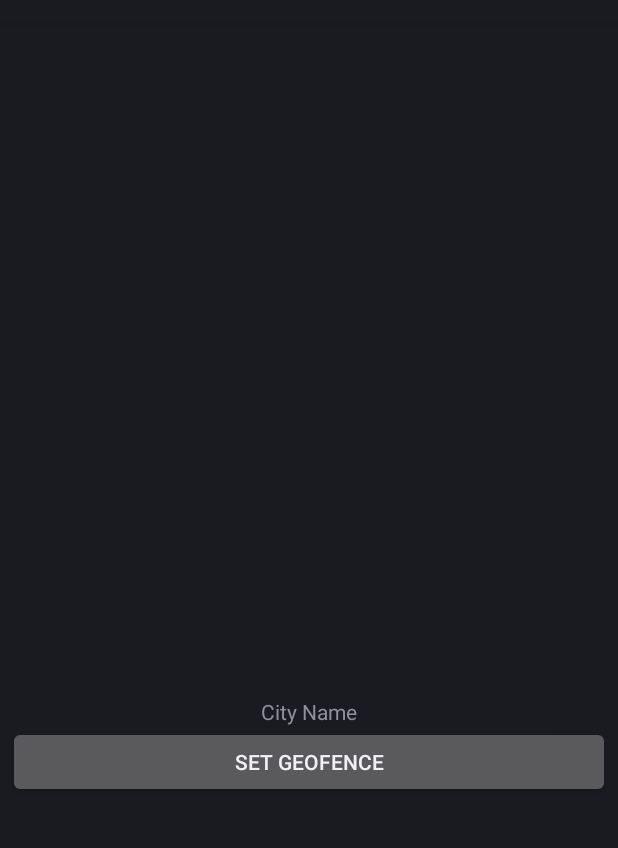
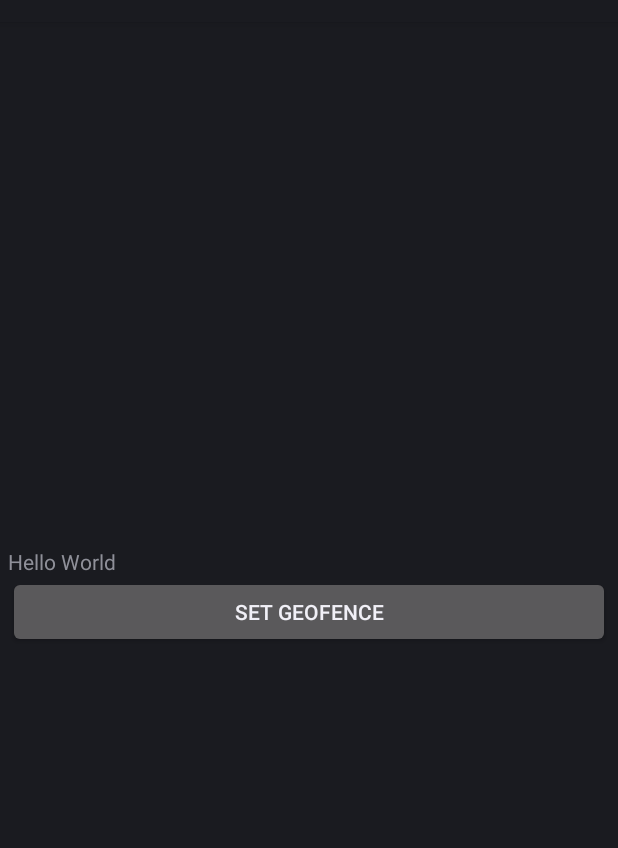
Before and after one commit to MeganJBlevins/hearo_geolocation, an Android app: the screen it shows after launch (MainActivity), after a tap on "SET GEOFENCE", on a phone screen of 412 x 824 dp, the part 62-910 px from its top. Run offline under Robolectric (Android 15) with nearby library versions, the phone set to English and light mode, and no system bars; plain views replace BoxInsetLayout.

Commit message:
wip: saying hello

```diff
--- a/app/src/main/java/com/hearolife/wearos_geolocation/MainActivity.kt
+++ b/app/src/main/java/com/hearolife/wearos_geolocation/MainActivity.kt
@@ -12,24 +12,28 @@ class MainActivity : Activity() {
 
     private lateinit var permissions: Permissions
 
-
     override fun onCreate(savedInstanceState: Bundle?) {
         super.onCreate(savedInstanceState)
         setContentView(R.layout.activity_main)
-//
-//        var location = Location()
-//        var currentLocationText = findViewById(R.id.current_location) as TextView
-//        currentLocationText.text = location.cityName
-
         Log.e(TAG, "getting permissions")
         permissions = Permissions(this)
-
-        Log.e(TAG, "Getting current location")
         if(permissions.allGranted) {
             Log.d(TAG, "Permissions Granted!")
+            Toast.makeText(this@MainActivity, "Permissions Granted",
+                Toast.LENGTH_SHORT).show()
+//            var location = Location()
+//            var retrieveLocation =  location.getLastLocation(this)
+//            Log.e(TAG, "city Name: " + location.cityName)
+//            var currentLocationText = findViewById(R.id.current_location) as TextView
+//            currentLocationText.text = location.cityName
+
         }
     }
 
+    fun sayHello(view: View) {
+        Toast.makeText(this@MainActivity, "Hello there!",
+            Toast.LENGTH_SHORT).show()
+    }
     fun setGeofence(view: View) {
         if(!permissions.allGranted) {
             Toast.makeText(this@MainActivity, "Permissions Not Set",
--- a/app/src/main/res/layout/activity_main.xml
+++ b/app/src/main/res/layout/activity_main.xml
@@ -19,18 +19,17 @@
             android:layout_height="wrap_content"
             android:orientation="vertical"
             android:layout_gravity="center">
+
             <TextView
                 android:id="@+id/current_location"
-                android:layout_width="wrap_content"
-                android:layout_height="wrap_content"
-                android:text="City Name"
-                android:layout_marginTop="200dp"
-                android:layout_gravity="center_horizontal" />
-            <Button
-                android:id="@+id/set_geofence"
                 android:layout_width="match_parent"
                 android:layout_height="wrap_content"
-                android:onClick="setGeofence"
+                android:text="Hello World" />
+            <Button
+                android:id="@+id/start_geofence"
+                android:layout_width="match_parent"
+                android:layout_height="wrap_content"
+                android:onClick="sayHello"
                 android:text="Set Geofence" />
 
         </LinearLayout>
```
Also changed, not shown: app/src/main/java/com/hearolife/wearos_geolocation/Location.kt (+24 -38 lines), app/src/main/res/layout/location.xml (deleted, +0 -14 lines).
